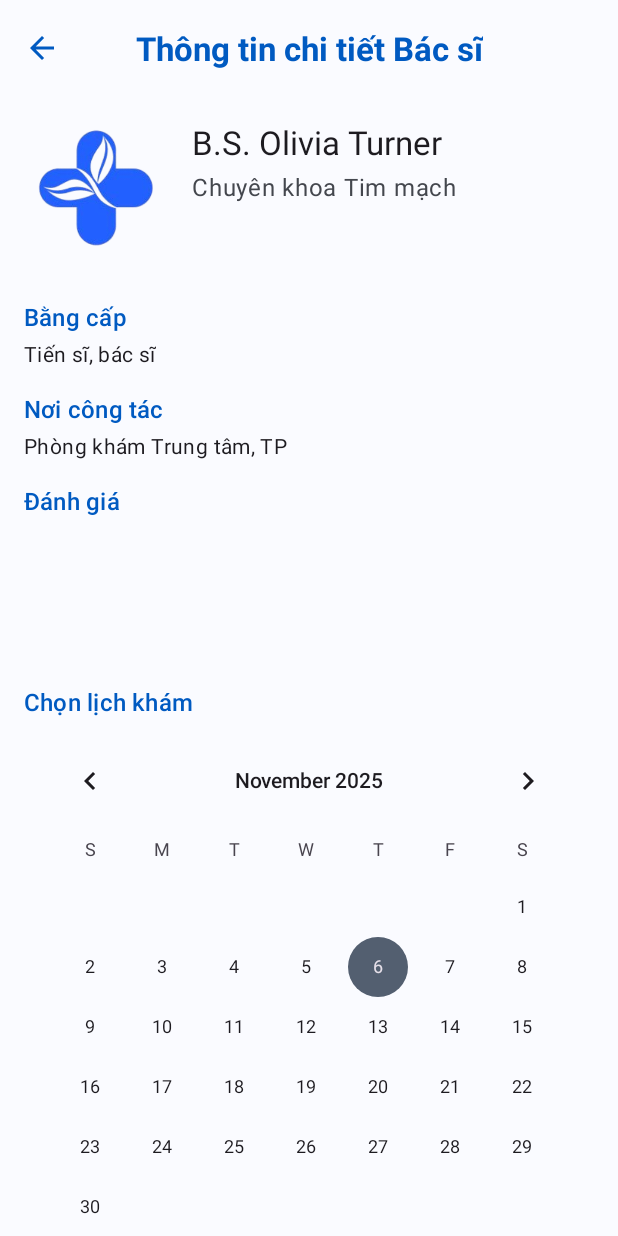
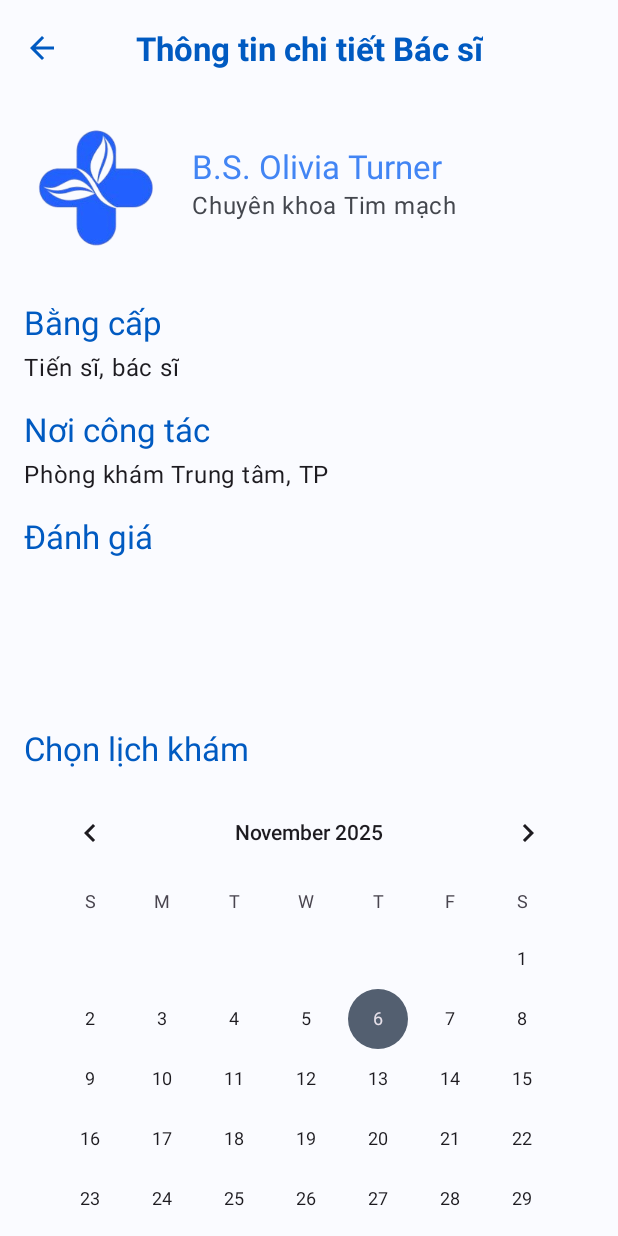
Before and after one commit to CongPham04/7-medibook-android, an Android app: the fragment PatientDoctorDetailFragment placed in its activity, on a phone screen of 412 x 824 dp. Run offline under Robolectric (Android 15) with nearby library versions, the phone set to English and light mode, and no system bars; our stand-ins replace Firebase (no records; nobody signed in at launch, a user with empty details on screens opened directly), navigation-ui.

Commit message:
fix ui app

```diff
--- a/app/src/main/java/com/example/medibookandroid/ui/adapter/DoctorAdapter.java
+++ b/app/src/main/java/com/example/medibookandroid/ui/adapter/DoctorAdapter.java
@@ -60,8 +60,8 @@ public class DoctorAdapter extends RecyclerView.Adapter<DoctorAdapter.DoctorView
 
         public void bind(final Doctor doctor, final OnDoctorClickListener listener) {
             // ⭐️ SỬA: Dùng getFullName()
-            binding.tvDoctorName.setText(doctor.getFullName());
-            binding.tvDoctorSpecialty.setText(doctor.getSpecialty());
+            binding.tvDoctorName.setText("Bs. " + doctor.getFullName());
+            binding.tvDoctorSpecialty.setText("Chuyên khoa " + doctor.getSpecialty());
 
             // (Thêm Glide để tải ảnh nếu có)
             // Glide.with(itemView.getContext()).load(doctor.getAvatarUrl())...
--- a/app/src/main/java/com/example/medibookandroid/ui/patient/viewmodel/PatientViewModel.java
+++ b/app/src/main/java/com/example/medibookandroid/ui/patient/viewmodel/PatientViewModel.java
@@ -9,9 +9,11 @@ import com.example.medibookandroid.data.model.Doctor;
 import com.example.medibookandroid.data.model.DoctorSchedule;
 import com.example.medibookandroid.data.model.Patient;
 import com.example.medibookandroid.data.model.Notification; // ⭐️ THÊM
+import com.example.medibookandroid.data.model.Review;
 import com.example.medibookandroid.data.repository.AppointmentRepository;
 import com.example.medibookandroid.data.repository.DoctorRepository;
 import com.example.medibookandroid.data.repository.PatientRepository;
+import com.example.medibookandroid.data.repository.ReviewRepository;
 import com.example.medibookandroid.data.repository.ScheduleRepository;
 import com.example.medibookandroid.data.repository.NotificationRepository; // ⭐️ THÊM
 import com.example.medibookandroid.data.repository.OnOperationCompleteListener;
@@ -25,6 +27,8 @@ public class PatientViewModel extends ViewModel {
     private AppointmentRepository appointmentRepository;
     private ScheduleRepository doctorScheduleRepository;
     private NotificationRepository notificationRepository; // ⭐️ THÊM
+
+    private ReviewRepository reviewRepository; // ⭐️ THÊM MỚI
 
     // LiveData cho Patient (Lấy theo ID)
     private MutableLiveData<String> patientId = new MutableLiveData<>();
@@ -46,6 +50,7 @@ public class PatientViewModel extends ViewModel {
         appointmentRepository = new AppointmentRepository();
         doctorScheduleRepository = new ScheduleRepository();
         notificationRepository = new NotificationRepository(); // ⭐️ THÊM
+        reviewRepository = new ReviewRepository(); // ⭐️ THÊM MỚI
 
         // Khi patientId thay đổi, gọi getPatientById
         currentPatient = Transformations.switchMap(patientId, id ->
@@ -131,4 +136,10 @@ public class PatientViewModel extends ViewModel {
     public LiveData<List<DoctorSchedule>> getSchedulesForDoctor(String doctorId) {
         return doctorScheduleRepository.getSchedulesForDoctor(doctorId);
     }
+
+    // ⭐️ THAY ĐỔI: Hoàn thiện hàm này
+    public LiveData<List<Review>> getReviewsForDoctor(String doctorId) {
+        // Trả về LiveData trực tiếp từ repository
+        return reviewRepository.getReviewsForDoctor(doctorId);
+    }
 }
--- a/app/src/main/res/layout/fragment_patient_doctor_detail.xml
+++ b/app/src/main/res/layout/fragment_patient_doctor_detail.xml
@@ -9,7 +9,7 @@
     <com.google.android.material.appbar.AppBarLayout
         android:layout_width="match_parent"
         android:layout_height="wrap_content"
-        android:background="?attr/colorSurface"> <!-- Bỏ màu xanh, dùng màu nền mặc định -->
+        android:background="?attr/colorSurface">
 
         <com.google.android.material.appbar.MaterialToolbar
             android:id="@+id/toolbar"
@@ -17,9 +17,7 @@
             android:layout_height="?attr/actionBarSize"
             app:navigationIcon="@drawable/ic_arrow_back"
             app:navigationIconTint="@color/md_theme_surfaceTint">
-            <!-- ĐÃ XÓA app:title và android:textStyle -->
 
-            <!-- THÊM TEXTVIEW CĂN GIỮA (GIỐNG LOGIN) -->
             <TextView
                 android:layout_width="wrap_content"
                 android:layout_height="wrap_content"
@@ -39,7 +37,6 @@
         android:layout_height="match_parent"
         app:layout_behavior="@string/appbar_scrolling_view_behavior">
 
-        <!-- Thêm padding="16dp" vào đây để nội dung thụt vào lề -->
         <androidx.constraintlayout.widget.ConstraintLayout
             android:layout_width="match_parent"
             android:layout_height="wrap_content"
@@ -61,9 +58,12 @@
                 android:layout_width="0dp"
                 android:layout_height="wrap_content"
                 android:layout_marginStart="16dp"
+                android:layout_marginTop="16dp"
                 android:text="B.S. Olivia Turner"
                 android:textAppearance="@style/TextAppearance.Material3.TitleLarge"
+                android:textColor="?attr/colorPrimary"
                 app:layout_constraintEnd_toEndOf="parent"
+                app:layout_constraintHorizontal_bias="0.0"
                 app:layout_constraintStart_toEndOf="@+id/iv_doctor_avatar"
                 app:layout_constraintTop_toTopOf="@+id/iv_doctor_avatar" />
 
@@ -72,11 +72,11 @@
                 android:layout_width="0dp"
                 android:layout_height="wrap_content"
                 android:layout_marginStart="16dp"
-                android:layout_marginTop="4dp"
                 android:text="Chuyên khoa Tim mạch"
                 android:textAppearance="@style/TextAppearance.Material3.BodyLarge"
                 android:textColor="?attr/colorOnSurfaceVariant"
                 app:layout_constraintEnd_toEndOf="parent"
+                app:layout_constraintHorizontal_bias="0.0"
                 app:layout_constraintStart_toEndOf="@+id/iv_doctor_avatar"
                 app:layout_constraintTop_toBottomOf="@+id/tv_doctor_name" />
 
@@ -86,7 +86,7 @@
                 android:layout_height="wrap_content"
                 android:layout_marginTop="24dp"
                 android:text="Bằng cấp"
-                android:textAppearance="@style/TextAppearance.Material3.TitleMedium"
+                android:textAppearance="@style/TextAppearance.Material3.TitleLarge"
                 android:textColor="@color/md_theme_surfaceTint"
                 app:layout_constraintStart_toStartOf="parent"
                 app:layout_constraintTop_toBottomOf="@+id/iv_doctor_avatar" />
@@ -97,7 +97,7 @@
                 android:layout_height="wrap_content"
                 android:layout_marginTop="4dp"
                 android:text="Tiến sĩ, bác sĩ"
-                android:textAppearance="@style/TextAppearance.Material3.BodyMedium"
+                android:textAppearance="@style/TextAppearance.Material3.BodyLarge"
                 app:layout_constraintStart_toStartOf="parent"
                 app:layout_constraintTop_toBottomOf="@+id/tv_doctor_qualification_label" />
 
@@ -107,7 +107,7 @@
                 android:layout_height="wrap_content"
                 android:layout_marginTop="16dp"
                 android:text="Nơi công tác"
-                android:textAppearance="@style/TextAppearance.Material3.TitleMedium"
+                android:textAppearance="@style/TextAppearance.Material3.TitleLarge"
                 android:textColor="@color/md_theme_surfaceTint"
                 app:layout_constraintStart_toStartOf="parent"
                 app:layout_constraintTop_toBottomOf="@+id/tv_doctor_qualification_value" />
@@ -118,7 +118,7 @@
                 android:layout_height="wrap_content"
                 android:layout_marginTop="4dp"
                 android:text="Phòng khám Trung tâm, TP"
-                android:textAppearance="@style/TextAppearance.Material3.BodyMedium"
+                android:textAppearance="@style/TextAppearance.Material3.BodyLarge"
                 app:layout_constraintStart_toStartOf="parent"
                 app:layout_constraintTop_toBottomOf="@+id/tv_doctor_workplace_label" />
 
@@ -128,34 +128,51 @@
                 android:layout_height="wrap_content"
                 android:layout_marginTop="16dp"
                 android:text="Đánh giá"
-                android:textAppearance="@style/TextAppearance.Material3.TitleMedium"
+                android:textAppearance="@style/TextAppearance.Material3.TitleLarge"
                 android:textColor="@color/md_theme_surfaceTint"
                 app:layout_constraintStart_toStartOf="parent"
                 app:layout_constraintTop_toBottomOf="@+id/tv_doctor_workplace_value" />
 
-            <!-- SỬA LỖI: Thay wrap_content bằng chiều cao cố định -->
-            <androidx.recyclerview.widget.RecyclerView
-                android:id="@+id/rv_reviews"
+            <FrameLayout
+                android:id="@+id/fl_reviews_container"
                 android:layout_width="0dp"
                 android:layout_height="80dp"
                 android:layout_marginTop="8dp"
-                android:orientation="horizontal"
-                app:layoutManager="androidx.recyclerview.widget.LinearLayoutManager"
                 app:layout_constraintEnd_toEndOf="parent"
                 app:layout_constraintStart_toStartOf="parent"
-                app:layout_constraintTop_toBottomOf="@+id/tv_doctor_reviews_label"
-                tools:listitem="@layout/item_review" />
+                app:layout_constraintTop_toBottomOf="@+id/tv_doctor_reviews_label">
 
+                <androidx.recyclerview.widget.RecyclerView
+                    android:id="@+id/rv_reviews"
+                    android:layout_width="match_parent"
+                    android:layout_height="match_parent"
+                    android:orientation="horizontal"
+                    app:layoutManager="androidx.recyclerview.widget.LinearLayoutManager"
+                    tools:listitem="@layout/item_review" />
+
+                <TextView
+                    android:id="@+id/tv_no_reviews_available"
+                    android:layout_width="wrap_content"
+                    android:layout_height="wrap_content"
+                    android:layout_gravity="center"
+                    android:text="Chưa có đánh giá nào"
+                    android:textAppearance="@style/TextAppearance.Material3.BodyMedium"
+                    android:textColor="?attr/colorOnSurfaceVariant"
+                    android:visibility="gone"
+                    tools:visibility="visible" />
+
+            </FrameLayout>
             <TextView
                 android:id="@+id/tv_schedule_label"
                 android:layout_width="wrap_content"
                 android:layout_height="wrap_content"
                 android:layout_marginTop="24dp"
                 android:text="Chọn lịch khám"
-                android:textAppearance="@style/TextAppearance.Material3.TitleMedium"
+                android:textAppearance="@style/TextAppearance.Material3.TitleLarge"
                 android:textColor="@color/md_theme_surfaceTint"
                 app:layout_constraintStart_toStartOf="parent"
-                app:layout_constraintTop_toBottomOf="@+id/rv_reviews" />
+
+                app:layout_constraintTop_toBottomOf="@+id/fl_reviews_container" />
 
             <CalendarView
                 android:id="@+id/calendar_view"
@@ -166,7 +183,6 @@
                 app:layout_constraintStart_toStartOf="parent"
                 app:layout_constraintTop_toBottomOf="@+id/tv_schedule_label" />
 
-            <!-- BẮT ĐẦU THAY ĐỔI: Bọc RecyclerView trong FrameLayout -->
             <FrameLayout
                 android:id="@+id/fl_time_slots_container"
                 android:layout_width="0dp"
@@ -184,7 +200,6 @@
                     app:layoutManager="androidx.recyclerview.widget.LinearLayoutManager"
                     tools:listitem="@layout/item_time_slot" />
 
-                <!-- THÊM MỚI: TextView khi không có ca -->
                 <TextView
                     android:id="@+id/tv_no_slots_available"
                     android:layout_width="wrap_content"
@@ -197,7 +212,6 @@
                     tools:visibility="visible" />
 
             </FrameLayout>
-            <!-- KẾT THÚC THAY ĐỔI -->
 
             <com.google.android.material.button.MaterialButton
                 android:id="@+id/btn_book_appointment"
@@ -208,7 +222,6 @@
                 app:layout_constraintEnd_toEndOf="parent"
                 app:layout_constraintStart_toStartOf="parent"
                 app:layout_constraintTop_toBottomOf="@+id/fl_time_slots_container" />
-            <!-- Đã neo lại vào FrameLayout -->
 
         </androidx.constraintlayout.widget.ConstraintLayout>
 
```
Also changed, not shown: app/src/main/java/com/example/medibookandroid/data/model/Review.java (added, +98 -0 lines), app/src/main/java/com/example/medibookandroid/data/repository/ReviewRepository.java (added, +37 -0 lines), app/src/main/java/com/example/medibookandroid/ui/adapter/ReviewAdapter.java (added, +70 -0 lines), app/src/main/java/com/example/medibookandroid/ui/patient/fragment/PatientDoctorDetailFragment.java (+37 -11 lines), app/src/main/java/com/example/medibookandroid/ui/patient/fragment/PatientHomeFragment.java (+12 -4 lines), app/src/main/res/drawable/ic_star.xml (added, +11 -0 lines), app/src/main/res/layout/fragment_patient_home.xml (+13 -6 lines), app/src/main/res/layout/item_patient_doctor_card.xml (+63 -23 lines), app/src/main/res/layout/item_review.xml (+31 -10 lines).
